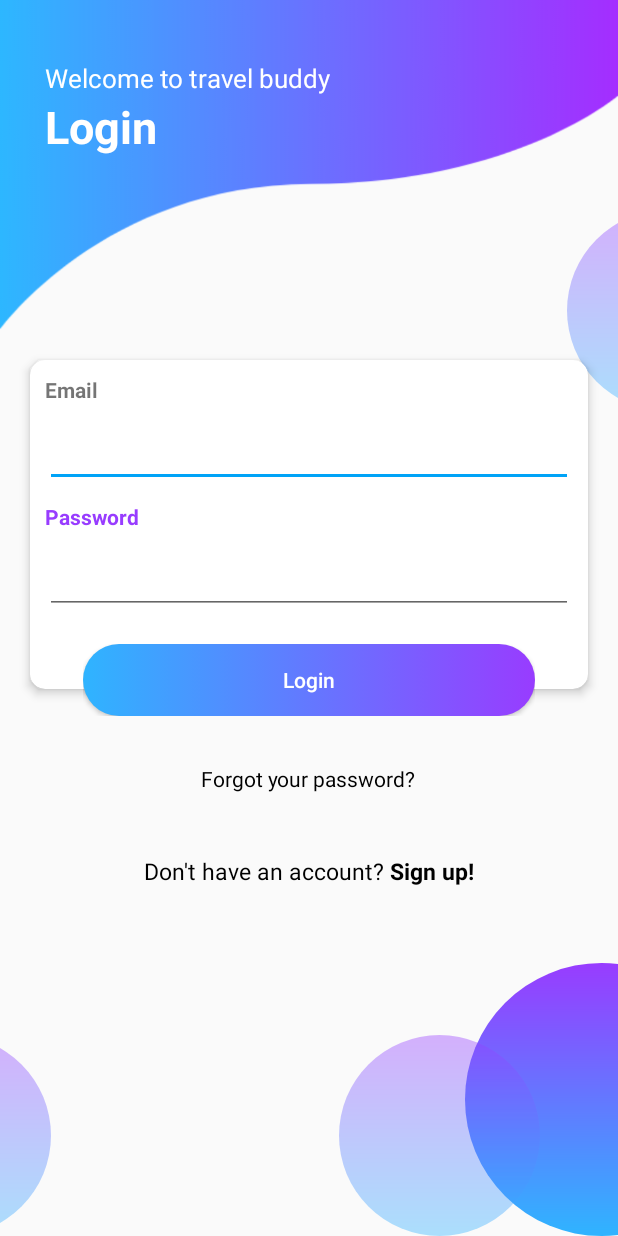
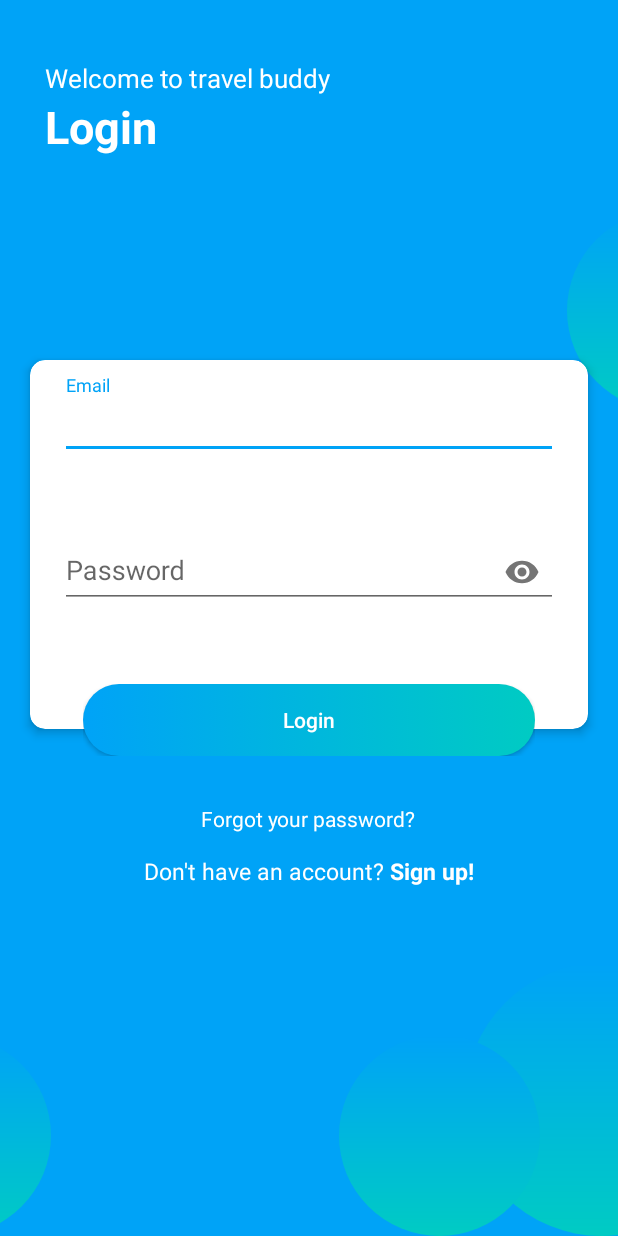
Before and after one commit to manuel103/TravelBuddy, an Android app: the layout activity_login.xml on its own in the app's theme, with its tools: preview values and no code run, on a phone screen of 412 x 824 dp. Run offline under Robolectric (Android 15) with nearby library versions, the phone set to English and light mode, and no system bars.

Commit message:
initial commit

```diff
--- a/app/src/main/res/drawable/bg_ui.xml
+++ b/app/src/main/res/drawable/bg_ui.xml
@@ -10,7 +10,7 @@
 
     <item>
         <shape android:shape="rectangle">
-            <gradient android:endColor="@color/colorPurple" android:startColor="@color/colorBlue" />
+            <gradient android:startColor="@color/colorPurple" android:endColor="@color/colorBlue" />
             <corners android:radius="100dp" />
         </shape>
     </item>
--- a/app/src/main/res/layout/activity_login.xml
+++ b/app/src/main/res/layout/activity_login.xml
@@ -1,11 +1,12 @@
 <?xml version="1.0" encoding="utf-8"?>
 <RelativeLayout
-xmlns:android="http://schemas.android.com/apk/res/android"
-xmlns:app="http://schemas.android.com/apk/res-auto"
-xmlns:tools="http://schemas.android.com/tools"
-android:layout_width="match_parent"
-android:layout_height="match_parent"
-tools:context=".Login">
+    xmlns:android="http://schemas.android.com/apk/res/android"
+    xmlns:app="http://schemas.android.com/apk/res-auto"
+    xmlns:tools="http://schemas.android.com/tools"
+    android:layout_width="match_parent"
+    android:layout_height="match_parent"
+    tools:context=".Login"
+    android:background="#00a3f7">
 
 <include
     layout="@layout/login_layout"
--- a/app/src/main/res/layout/activity_register.xml
+++ b/app/src/main/res/layout/activity_register.xml
@@ -5,7 +5,7 @@
     xmlns:tools="http://schemas.android.com/tools"
     android:layout_width="match_parent"
     android:layout_height="match_parent"
-    android:background="@drawable/authentication_gradient"
+    android:background="#00a3f7"
     android:id="@+id/gradient"
     tools:context=".RegisterActivity">
 
--- a/app/src/main/res/layout/login_layout.xml
+++ b/app/src/main/res/layout/login_layout.xml
@@ -7,22 +7,11 @@
     tools:context=".MainActivity"
     tools:ignore="VectorDrawableCompat">
 
-
-    <!--<ImageView-->
-        <!--android:id="@+id/iv_user"-->
-        <!--android:layout_width="200dp"-->
-        <!--android:layout_height="200dp"-->
-        <!--android:layout_alignParentTop="true"-->
-        <!--android:layout_centerHorizontal="true"-->
-        <!--app:srcCompat="@drawable/mpay_logo" />-->
-
-
     <androidx.appcompat.widget.Toolbar
         android:id="@+id/bgHeader"
         android:layout_width="match_parent"
         android:layout_height="220dp"
-        android:elevation="5dp"
-        android:background="@drawable/header_login"/>
+        android:elevation="5dp"/>
 
     <TextView
         android:id="@+id/tvDesc"
@@ -111,40 +100,50 @@
                     android:orientation="vertical"
                     android:paddingBottom="50dp">
 
-                    <TextView
+                    <com.google.android.material.textfield.TextInputLayout
                         android:id="@+id/tv_reg_email"
-                        android:layout_width="wrap_content"
+                        android:layout_width="match_parent"
                         android:layout_height="wrap_content"
                         android:layout_margin="10dp"
                         android:textSize="14sp"
                         android:text="Email"
-                        android:textStyle="bold" />
+                        android:textStyle="bold"
+                        app:errorEnabled="true">
 
-                    <EditText
+                    <com.google.android.material.textfield.TextInputEditText
                         android:id="@+id/et_email"
                         android:layout_width="match_parent"
                         android:layout_height="wrap_content"
                         android:layout_marginLeft="10dp"
                         android:layout_marginRight="10dp"
-                        android:inputType="text" />
+                        android:inputType="text"
+                        android:hint="Email"/>
 
-                    <TextView
+                    </com.google.android.material.textfield.TextInputLayout>
+
+                    <com.google.android.material.textfield.TextInputLayout
                         android:id="@+id/tv_reg_password"
-                        android:layout_width="wrap_content"
+                        android:layout_width="match_parent"
                         android:layout_height="wrap_content"
                         android:layout_margin="10dp"
                         android:text="Password"
                         android:textColor="@color/colorPurple"
                         android:textSize="14sp"
-                        android:textStyle="bold" />
+                        android:textStyle="bold"
+                        app:errorEnabled="true"
+                        app:passwordToggleEnabled="true">
 
-                    <EditText
+                    <com.google.android.material.textfield.TextInputEditText
                         android:id="@+id/et_password"
                         android:layout_width="match_parent"
                         android:layout_height="wrap_content"
                         android:layout_marginLeft="10dp"
                         android:layout_marginRight="10dp"
-                        android:inputType="textPassword" />
+                        android:inputType="textPassword"
+                        android:hint="Password"/>
+
+                    </com.google.android.material.textfield.TextInputLayout>
+
                 </LinearLayout>
             </androidx.cardview.widget.CardView>
 
@@ -178,12 +177,6 @@
                 android:layout_marginRight="-20dp"
                 android:elevation="10dp">
 
-                <!--<ImageButton-->
-                    <!--android:id="@+id/btRegister"-->
-                    <!--android:layout_width="50dp"-->
-                    <!--android:layout_height="50dp"-->
-                    <!--android:background="@drawable/bg_ui"-->
-                    <!--android:src="@drawable/ic_add" />-->
             </RelativeLayout>
 
             <TextView
@@ -194,24 +187,9 @@
                 android:layout_centerHorizontal="true"
                 android:layout_marginTop="30dp"
                 android:elevation="5dp"
-                android:textColor="#000000"
+                android:textColor="#ffffff"
                 android:text="Forgot your password?"
                 android:textSize="14sp" />
-
-            <!--<Button-->
-                <!--android:layout_width="match_parent"-->
-                <!--android:layout_height="wrap_content"-->
-                <!--android:layout_below="@+id/tvForgot"-->
-                <!--android:layout_alignLeft="@+id/cv"-->
-                <!--android:layout_alignRight="@+id/cv"-->
-                <!--android:layout_marginLeft="20dp"-->
-                <!--android:layout_marginTop="20dp"-->
-                <!--android:layout_marginRight="20dp"-->
-                <!--android:background="@drawable/bt_uifb"-->
-                <!--android:paddingLeft="20dp"-->
-                <!--android:paddingRight="20dp"-->
-                <!--android:text="LOGIN WITH FACEBOOK"-->
-                <!--android:textColor="@color/colorPurple" />-->
 
             <TextView
                 android:id="@+id/tv_register"
@@ -220,7 +198,7 @@
                 android:layout_centerHorizontal="true"
                 android:layout_marginTop="350dp"
                 android:textSize="15sp"
-                android:textColor="#000000"
+                android:textColor="#ffffff"
                 android:text="@string/don_t_have_an_account_sign_up" />
         </RelativeLayout>
     </ScrollView>
--- a/app/src/main/res/layout/register_layout.xml
+++ b/app/src/main/res/layout/register_layout.xml
@@ -10,7 +10,6 @@
         android:id="@+id/bgHeader"
         android:layout_width="match_parent"
         android:layout_height="120dp"
-        android:background="@drawable/header_register"
         android:theme="@style/ToolbarTheme"
         android:elevation="5dp" />
 
--- a/app/src/main/res/menu/menu_home_page.xml
+++ b/app/src/main/res/menu/menu_home_page.xml
@@ -5,6 +5,6 @@
     <item
         android:id="@+id/action_settings"
         android:orderInCategory="100"
-        android:title="@string/action_settings"
+        android:title="action_settings"
         app:showAsAction="never" />
 </menu>
--- a/app/src/main/res/values/colors.xml
+++ b/app/src/main/res/values/colors.xml
@@ -15,9 +15,9 @@
 
 
     <color name="colorWhite">#ffffff</color>
-    <color name="colorPurple">#983CFF</color>
-    <color name="colorPurpleT">#64983cff</color>
-    <color name="colorBlue">#2FB4FF</color>
-    <color name="colorBlueT">#642fb4ff</color>
+    <color name="colorPurple">#00a3f7</color>
+    <color name="colorPurpleT">#00a3f7</color>
+    <color name="colorBlue">#00CBC3</color>
+    <color name="colorBlueT">#00CBC3</color>
 
 </resources>
```
Also changed, not shown: app/src/main/res/layout/activity_forgot_password.xml (+12 -8 lines), app/src/main/res/drawable/circletransparant.xml (line endings or trailing spaces).
